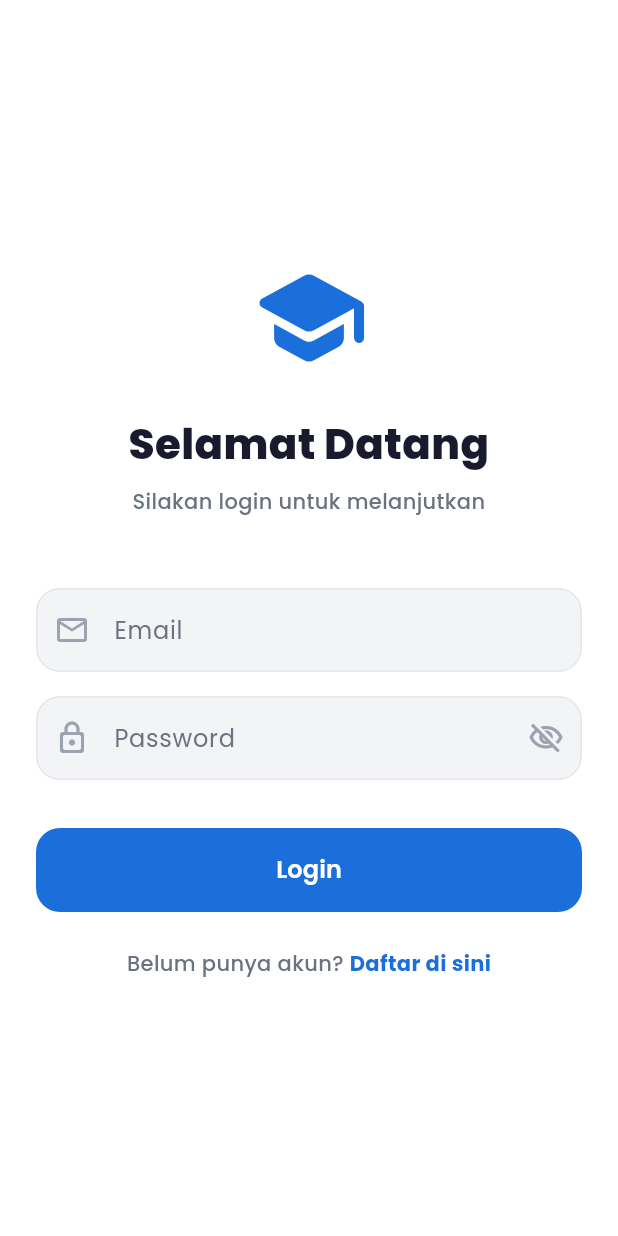
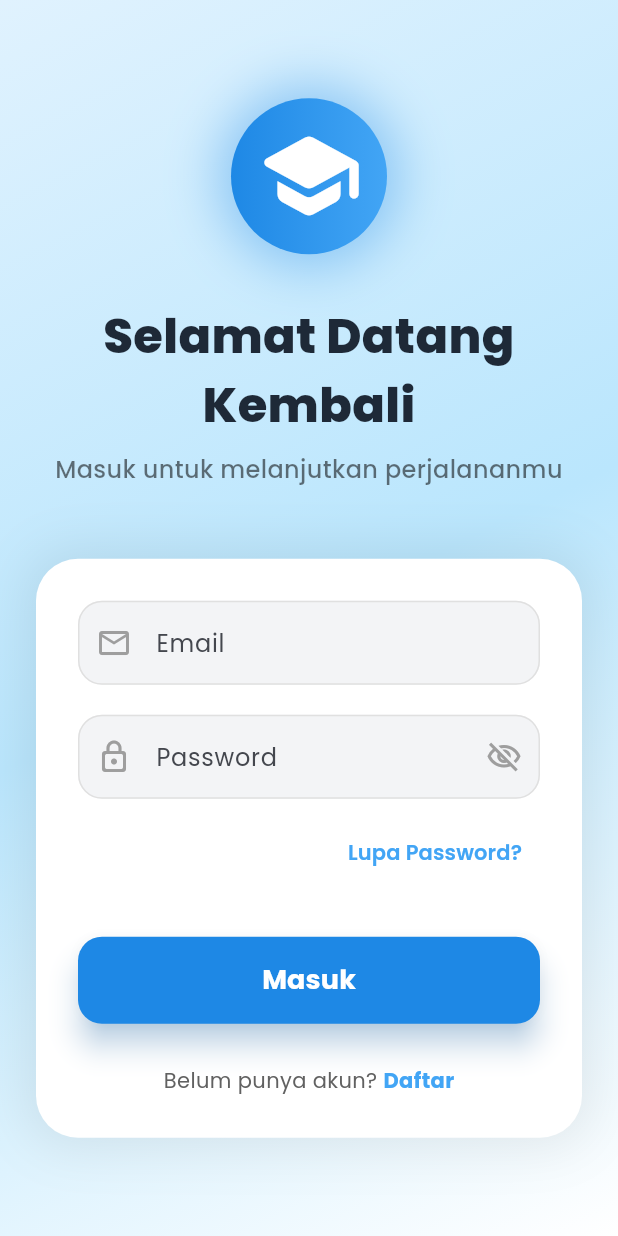
Before and after one commit to agnestiw/campus_nearby_directory, a Flutter app: the screen it shows after launch, on a phone screen of 412 x 824 dp. Run offline on Flutter 3.47's test engine with Material 3 defaults, Android fonts, the phone set to English and light mode, and no system bars; our stand-ins replace cached_network_image, flutter_map, geolocator, google_fonts, latlong2, shared_preferences and 1 more; accounts and stored records are empty.

Commit message:
update project campus nearby directory

```diff
--- a/lib/screens/auth/login_screen.dart
+++ b/lib/screens/auth/login_screen.dart
@@ -34,7 +34,6 @@ class _LoginScreenState extends State<LoginScreen> {
       );
 
       if (response.user != null) {
-        // Ambil role dari tabel profiles
         final profile = await _authService.getUserProfile(response.user!.id);
 
         if (!mounted) return;
@@ -53,9 +52,11 @@ class _LoginScreenState extends State<LoginScreen> {
       if (!mounted) return;
       ScaffoldMessenger.of(context).showSnackBar(
         SnackBar(
-          content: Text('Login gagal: Periksa email dan password Anda.', style: GoogleFonts.poppins(fontWeight: FontWeight.w500)),
+          content: Text('Login gagal: Periksa email dan password Anda.',
+              style: GoogleFonts.poppins(fontWeight: FontWeight.w500)),
           backgroundColor: const Color(0xFFE85D5D),
           behavior: SnackBarBehavior.floating,
+          shape: RoundedRectangleBorder(borderRadius: BorderRadius.circular(12)),
         ),
       );
     } finally {
@@ -72,160 +73,242 @@ class _LoginScreenState extends State<LoginScreen> {
 
   @override
   Widget build(BuildContext context) {
+    final isDark = Theme.of(context).brightness == Brightness.dark;
+    final primaryBlue = const Color(0xFF1E88E5);
+    final accentBlue = const Color(0xFF42A5F5);
+
     return Scaffold(
-      backgroundColor: Colors.white,
-      body: SafeArea(
+      body: Container(
+        decoration: BoxDecoration(
+          gradient: LinearGradient(
+            begin: Alignment.topLeft,
+            end: Alignment.bottomRight,
+            colors: isDark
+                ? [
+                    const Color(0xFF0F172A),
+                    const Color(0xFF1E2937),
+                    const Color(0xFF334155),
+                  ]
+                : [
+                    const Color(0xFFE0F2FE),
+                    const Color(0xFFBAE6FD),
+                    Colors.white,
+                  ],
+          ),
+        ),
+        child: SafeArea(
           child: Center(
             child: SingleChildScrollView(
-            padding: const EdgeInsets.symmetric(horizontal: 24.0),
-            child: Form(
-              key: _formKey,
+              padding: const EdgeInsets.symmetric(horizontal: 24.0, vertical: 40),
               child: Column(
                 mainAxisAlignment: MainAxisAlignment.center,
-                crossAxisAlignment: CrossAxisAlignment.stretch,
                 children: [
-                  Icon(
+                  // Logo + Title
+                  Container(
+                    padding: const EdgeInsets.all(16),
+                    decoration: BoxDecoration(
+                      shape: BoxShape.circle,
+                      gradient: LinearGradient(
+                        colors: [primaryBlue, accentBlue],
+                      ),
+                      boxShadow: [
+                        BoxShadow(
+                          color: primaryBlue.withOpacity(0.4),
+                          blurRadius: 30,
+                          spreadRadius: 8,
+                        ),
+                      ],
+                    ),
+                    child: const Icon(
                       Icons.school_rounded,
-                    size: 80,
-                    color: const Color(0xFF1A6FDB),
+                      size: 72,
+                      color: Colors.white,
                     ),
-                  const SizedBox(height: 24),
+                  ),
+                  const SizedBox(height: 32),
+
                   Text(
-                    'Selamat Datang',
+                    'Selamat Datang Kembali',
                     style: GoogleFonts.poppins(
-                      fontSize: 28,
+                      fontSize: 32,
                       fontWeight: FontWeight.w800,
-                      color: const Color(0xFF1A1A2E),
+                      color: isDark ? Colors.white : const Color(0xFF1E2937),
                     ),
                     textAlign: TextAlign.center,
                   ),
                   const SizedBox(height: 8),
                   Text(
-                    'Silakan login untuk melanjutkan',
+                    'Masuk untuk melanjutkan perjalananmu',
                     style: GoogleFonts.poppins(
-                      fontSize: 14,
-                      color: const Color(0xFF6B7280),
+                      fontSize: 16,
+                      color: isDark ? Colors.white70 : Colors.black54,
                       fontWeight: FontWeight.w500,
                     ),
                     textAlign: TextAlign.center,
                   ),
+
                   const SizedBox(height: 48),
 
+                  // Form Card
+                  Container(
+                    padding: const EdgeInsets.all(28),
+                    decoration: BoxDecoration(
+                      color: isDark ? const Color(0xFF1E2937) : Colors.white,
+                      borderRadius: BorderRadius.circular(28),
+                      boxShadow: [
+                        BoxShadow(
+                          color: Colors.black.withOpacity(isDark ? 0.3 : 0.08),
+                          blurRadius: 30,
+                          spreadRadius: 5,
+                        ),
+                      ],
+                    ),
+                    child: Form(
+                      key: _formKey,
+                      child: Column(
+                        crossAxisAlignment: CrossAxisAlignment.stretch,
+                        children: [
                           // Email Field
                           TextFormField(
                             controller: _emailController,
                             keyboardType: TextInputType.emailAddress,
-                    style: GoogleFonts.poppins(),
+                            style: GoogleFonts.poppins(
+                              color: isDark ? Colors.white : Colors.black87,
+                            ),
                             decoration: InputDecoration(
                               labelText: 'Email',
-                      labelStyle: GoogleFonts.poppins(color: const Color(0xFF6B7280)),
-                      prefixIcon: const Icon(Icons.email_outlined, color: Color(0xFF9CA3AF)),
+                              labelStyle: GoogleFonts.poppins(),
+                              prefixIcon: Icon(Icons.email_outlined,
+                                  color: isDark ? Colors.white70 : Colors.grey),
                               border: OutlineInputBorder(
                                 borderRadius: BorderRadius.circular(16),
-                        borderSide: const BorderSide(color: Color(0xFFE5E7EB)),
                               ),
                               enabledBorder: OutlineInputBorder(
                                 borderRadius: BorderRadius.circular(16),
-                        borderSide: const BorderSide(color: Color(0xFFE5E7EB)),
+                                borderSide: BorderSide(
+                                  color: isDark ? Colors.white24 : Colors.grey.shade300,
+                                ),
                               ),
                               focusedBorder: OutlineInputBorder(
                                 borderRadius: BorderRadius.circular(16),
-                        borderSide: const BorderSide(color: Color(0xFF1A6FDB), width: 2),
+                                borderSide: BorderSide(color: primaryBlue, width: 2),
                               ),
                             ),
                             validator: (value) {
-                      if (value == null || value.isEmpty) {
-                        return 'Email tidak boleh kosong';
-                      }
+                              if (value == null || value.isEmpty) return 'Email tidak boleh kosong';
                               if (!RegExp(r'^[\w-\.]+@([\w-]+\.)+[\w-]{2,4}$').hasMatch(value)) {
                                 return 'Format email tidak valid';
                               }
                               return null;
                             },
                           ),
-                  const SizedBox(height: 16),
+                          const SizedBox(height: 20),
 
                           // Password Field
                           TextFormField(
                             controller: _passwordController,
                             obscureText: _obscurePassword,
-                    style: GoogleFonts.poppins(),
+                            style: GoogleFonts.poppins(
+                              color: isDark ? Colors.white : Colors.black87,
+                            ),
                             decoration: InputDecoration(
                               labelText: 'Password',
-                      labelStyle: GoogleFonts.poppins(color: const Color(0xFF6B7280)),
-                      prefixIcon: const Icon(Icons.lock_outline_rounded, color: Color(0xFF9CA3AF)),
+                              labelStyle: GoogleFonts.poppins(),
+                              prefixIcon: Icon(Icons.lock_outline_rounded,
+                                  color: isDark ? Colors.white70 : Colors.grey),
                               suffixIcon: IconButton(
                                 icon: Icon(
-                          _obscurePassword ? Icons.visibility_off_outlined : Icons.visibility_outlined,
-                          color: const Color(0xFF9CA3AF),
+                                  _obscurePassword
+                                      ? Icons.visibility_off_outlined
+                                      : Icons.visibility_outlined,
+                                  color: isDark ? Colors.white70 : Colors.grey,
                                 ),
                                 onPressed: () {
-                          setState(() {
-                            _obscurePassword = !_obscurePassword;
-                          });
+                                  setState(() => _obscurePassword = !_obscurePassword);
                                 },
                               ),
                               border: OutlineInputBorder(
                                 borderRadius: BorderRadius.circular(16),
-                        borderSide: const BorderSide(color: Color(0xFFE5E7EB)),
                               ),
                               enabledBorder: OutlineInputBorder(
                                 borderRadius: BorderRadius.circular(16),
-                        borderSide: const BorderSide(color: Color(0xFFE5E7EB)),
+                                borderSide: BorderSide(
+                                  color: isDark ? Colors.white24 : Colors.grey.shade300,
+                                ),
                               ),
                               focusedBorder: OutlineInputBorder(
                                 borderRadius: BorderRadius.circular(16),
-                        borderSide: const BorderSide(color: Color(0xFF1A6FDB), width: 2),
+                                borderSide: BorderSide(color: primaryBlue, width: 2),
                               ),
                             ),
-                    validator: (value) {
-                      if (value == null || value.isEmpty) {
-                        return 'Password tidak boleh kosong';
-                      }
-                      return null;
+                            validator: (value) =>
+                                value == null || value.isEmpty ? 'Password tidak boleh kosong' : null,
+                          ),
+
+                          const SizedBox(height: 12),
+
+                          // Forgot Password
+                          Align(
+                            alignment: Alignment.centerRight,
+                            child: TextButton(
+                              onPressed: () {
+                                // TODO: Tambahkan halaman lupa password
                               },
+                              child: Text(
+                                'Lupa Password?',
+                                style: GoogleFonts.poppins(
+                                  color: accentBlue,
+                                  fontWeight: FontWeight.w600,
                                 ),
+                              ),
+                            ),
+                          ),
+
                           const SizedBox(height: 32),
 
                           // Login Button
                           SizedBox(
-                    height: 56,
+                            height: 58,
                             child: ElevatedButton(
                               onPressed: _isLoading ? null : _handleLogin,
                               style: ElevatedButton.styleFrom(
-                        backgroundColor: const Color(0xFF1A6FDB),
+                                backgroundColor: primaryBlue,
+                                foregroundColor: Colors.white,
                                 shape: RoundedRectangleBorder(
                                   borderRadius: BorderRadius.circular(16),
                                 ),
-                        elevation: 0,
+                                elevation: 8,
+                                shadowColor: primaryBlue.withOpacity(0.5),
                               ),
                               child: _isLoading
                                   ? const SizedBox(
-                              width: 24,
-                              height: 24,
-                              child: CircularProgressIndicator(color: Colors.white, strokeWidth: 2),
+                                      width: 26,
+                                      height: 26,
+                                      child: CircularProgressIndicator(
+                                        color: Colors.white,
+                                        strokeWidth: 2.5,
+                                      ),
                                     )
                                   : Text(
-                              'Login',
+                                      'Masuk',
                                       style: GoogleFonts.poppins(
-                                fontSize: 16,
-                                fontWeight: FontWeight.w600,
-                                color: Colors.white,
+                                        fontSize: 18,
+                                        fontWeight: FontWeight.w700,
                                       ),
                                     ),
                             ),
                           ),
-                  const SizedBox(height: 24),
 
-                  // Register Link
+                          const SizedBox(height: 28),
+
+                          // Register
                           Row(
                             mainAxisAlignment: MainAxisAlignment.center,
                             children: [
                               Text(
                                 'Belum punya akun? ',
                                 style: GoogleFonts.poppins(
-                          color: const Color(0xFF6B7280),
-                          fontWeight: FontWeight.w500,
+                                  color: isDark ? Colors.white60 : Colors.grey.shade700,
                                 ),
                               ),
                               GestureDetector(
@@ -236,14 +319,18 @@ class _LoginScreenState extends State<LoginScreen> {
                                   );
                                 },
                                 child: Text(
-                          'Daftar di sini',
+                                  'Daftar',
                                   style: GoogleFonts.poppins(
-                            color: const Color(0xFF1A6FDB),
-                            fontWeight: FontWeight.w700,
+                                    color: accentBlue,
+                                    fontWeight: FontWeight.bold,
                                   ),
                                 ),
                               ),
                             ],
+                          ),
+                        ],
+                      ),
+                    ),
                   ),
                 ],
               ),
```
Lines whose indentation alone changed are shown as unchanged.
